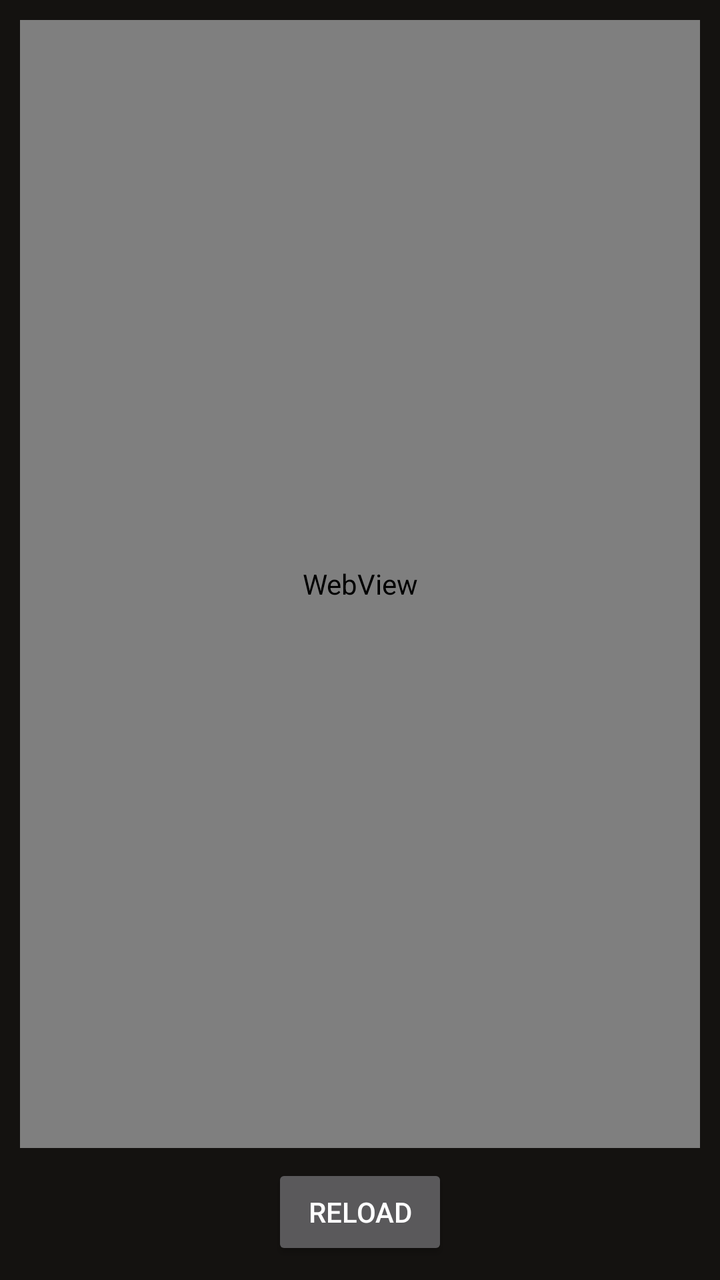
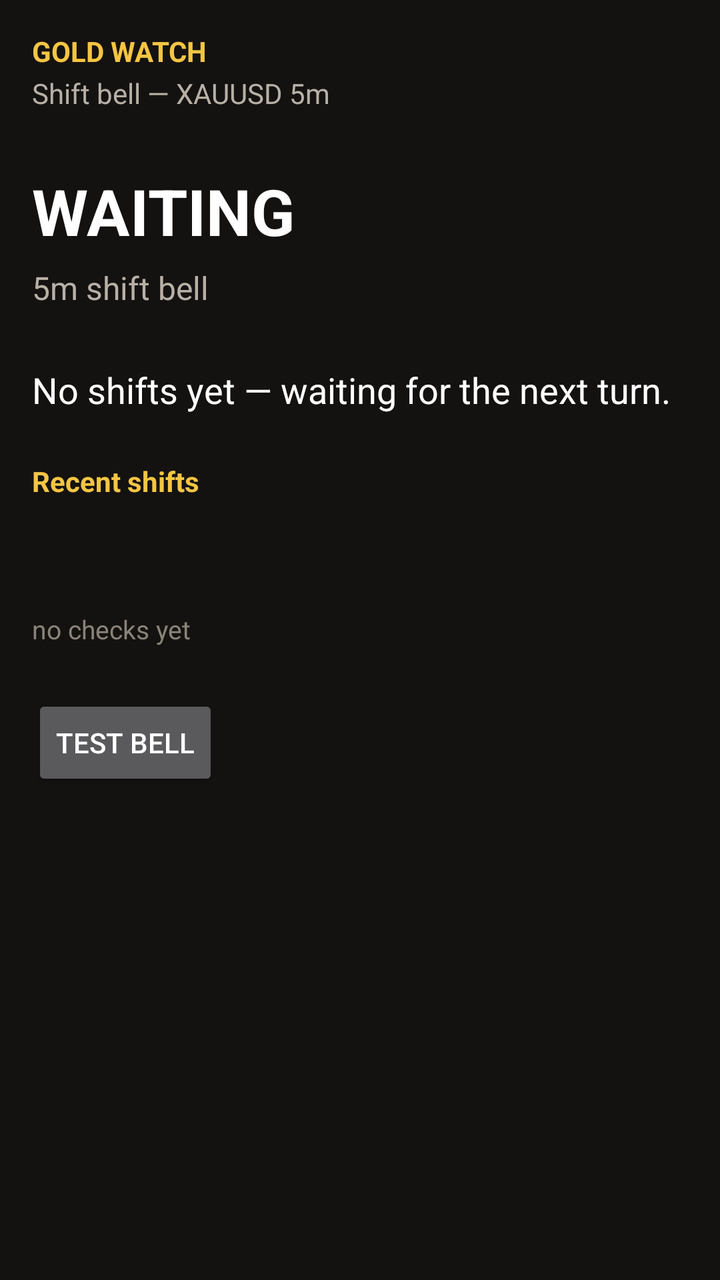

An Android layout rendered at two revisions. The XML below is the earlier revision; the diff shows what the commit changed to produce the second picture.
<!-- AndroidManifest.xml: application theme android:Theme.Material.NoActionBar -->
<!-- res/layout/activity_main.xml -->
<?xml version="1.0" encoding="utf-8"?>
<LinearLayout xmlns:android="http://schemas.android.com/apk/res/android"
    android:layout_width="match_parent"
    android:layout_height="match_parent"
    android:orientation="vertical"
    android:background="#141210"
    android:padding="10dp">

    <WebView
        android:id="@+id/wvDash"
        android:layout_width="match_parent"
        android:layout_height="0dp"
        android:layout_weight="1" />

    <LinearLayout
        android:layout_width="match_parent"
        android:layout_height="wrap_content"
        android:orientation="horizontal"
        android:gravity="center"
        android:layout_marginTop="8dp">

        <Button
            android:id="@+id/btnRefresh"
            android:layout_width="wrap_content"
            android:layout_height="wrap_content"
            android:text="Reload" />
    </LinearLayout>

</LinearLayout>
<!-- resources referenced by this layout -->
<resources>

</resources>

<!-- the commit's change to res/layout/activity_main.xml (unified diff, before → after) -->
@@ -1,29 +1,93 @@
 <?xml version="1.0" encoding="utf-8"?>
-<LinearLayout xmlns:android="http://schemas.android.com/apk/res/android"
+<ScrollView xmlns:android="http://schemas.android.com/apk/res/android"
     android:layout_width="match_parent"
     android:layout_height="match_parent"
-    android:orientation="vertical"
-    android:background="#141210"
-    android:padding="10dp">
-
-    <WebView
-        android:id="@+id/wvDash"
-        android:layout_width="match_parent"
-        android:layout_height="0dp"
-        android:layout_weight="1" />
+    android:background="#141210">
 
     <LinearLayout
         android:layout_width="match_parent"
         android:layout_height="wrap_content"
-        android:orientation="horizontal"
-        android:gravity="center"
-        android:layout_marginTop="8dp">
+        android:orientation="vertical"
+        android:padding="16dp">
+
+        <TextView
+            android:layout_width="wrap_content"
+            android:layout_height="wrap_content"
+            android:text="GOLD WATCH"
+            android:textColor="#f5c542"
+            android:textSize="14sp"
+            android:textStyle="bold" />
+
+        <TextView
+            android:layout_width="wrap_content"
+            android:layout_height="wrap_content"
+            android:text="Shift bell — XAUUSD 5m"
+            android:textColor="#b8b0a6"
+            android:textSize="14sp"
+            android:layout_marginTop="2dp" />
+
+        <TextView
+            android:id="@+id/tvStatus"
+            android:layout_width="wrap_content"
+            android:layout_height="wrap_content"
+            android:text="WAITING"
+            android:textColor="#ffffff"
+            android:textSize="32sp"
+            android:textStyle="bold"
+            android:layout_marginTop="28dp" />
+
+        <TextView
+            android:id="@+id/tvMeta"
+            android:layout_width="wrap_content"
+            android:layout_height="wrap_content"
+            android:text="5m shift bell"
+            android:textColor="#b8b0a6"
+            android:textSize="16sp"
+            android:layout_marginTop="6dp" />
+
+        <TextView
+            android:id="@+id/tvLastShift"
+            android:layout_width="wrap_content"
+            android:layout_height="wrap_content"
+            android:text="No shifts yet — waiting for the next turn."
+            android:textColor="#ffffff"
+            android:textSize="18sp"
+            android:layout_marginTop="28dp" />
+
+        <TextView
+            android:layout_width="wrap_content"
+            android:layout_height="wrap_content"
+            android:text="Recent shifts"
+            android:textColor="#f5c542"
+            android:textSize="14sp"
+            android:textStyle="bold"
+            android:layout_marginTop="24dp" />
+
+        <TextView
+            android:id="@+id/tvRecent"
+            android:layout_width="wrap_content"
+            android:layout_height="wrap_content"
+            android:text=""
+            android:textColor="#d8d0c6"
+            android:textSize="16sp"
+            android:fontFamily="monospace"
+            android:layout_marginTop="6dp" />
+
+        <TextView
+            android:id="@+id/tvChecked"
+            android:layout_width="wrap_content"
+            android:layout_height="wrap_content"
+            android:text="no checks yet"
+            android:textColor="#8a8378"
+            android:textSize="13sp"
+            android:layout_marginTop="28dp" />
 
         <Button
-            android:id="@+id/btnRefresh"
+            android:id="@+id/btnTestBell"
             android:layout_width="wrap_content"
             android:layout_height="wrap_content"
-            android:text="Reload" />
+            android:text="Test bell"
+            android:layout_marginTop="24dp" />
+
     </LinearLayout>
-
-</LinearLayout>
+</ScrollView>
